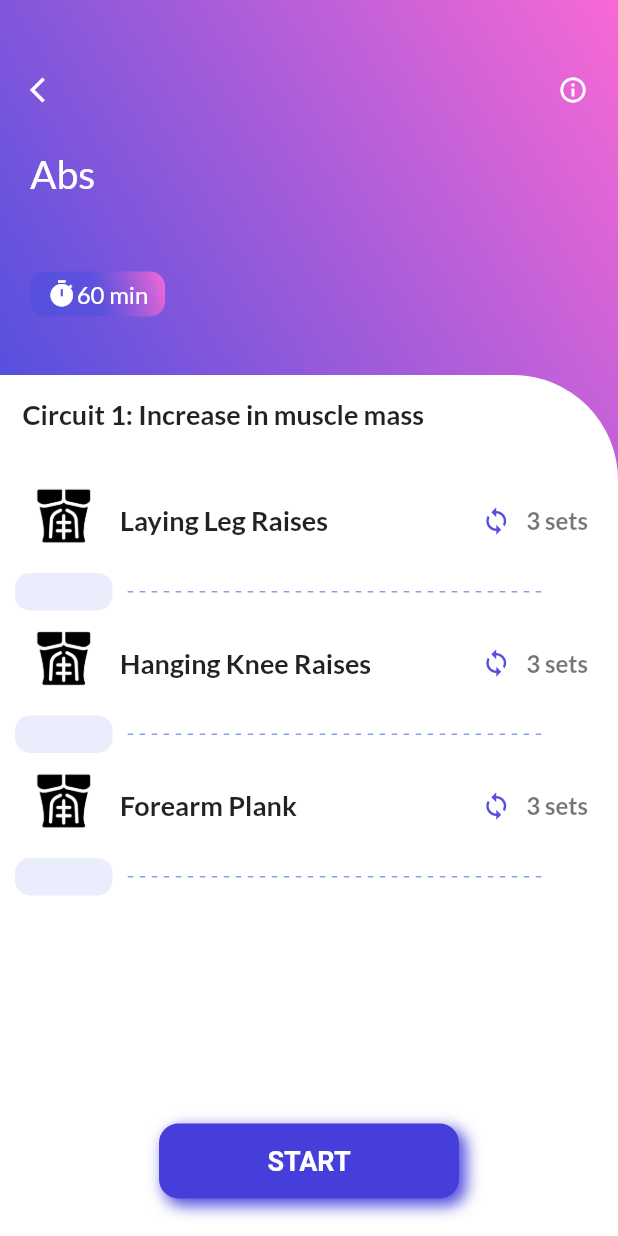
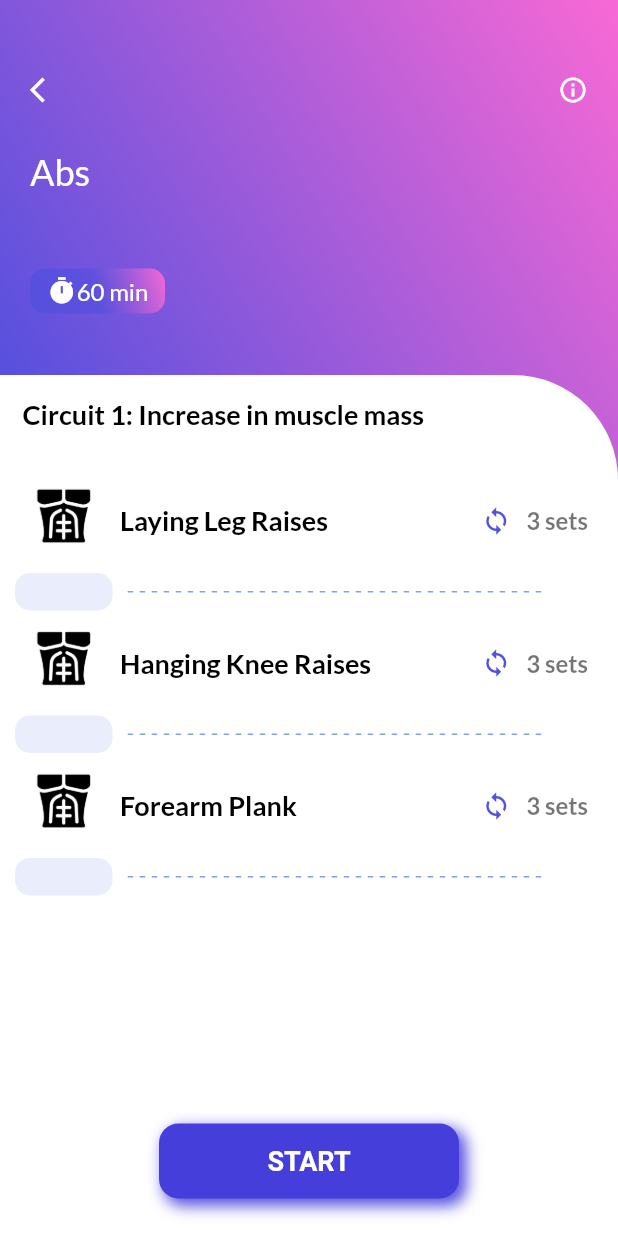
Before and after one commit to dolienn/body_optimizer, a Flutter app: the WorkoutScreen screen opened directly with empty values, on a phone screen of 412 x 824 dp. Run offline on Flutter 3.47's test engine with Material 2 defaults, Android fonts, the phone set to English and light mode, and no system bars; our stand-ins replace animated_splash_screen, dropdown_button2, elegant_notification, flutter_time_picker_spinner, getwidget, google_fonts and 3 more.

Commit message:
fixes with files

```diff
--- a/lib/constants.dart
+++ b/lib/constants.dart
@@ -17,19 +17,20 @@ class PublicVariables {
       GoogleFonts.lato(color: const Color(0xFF5650DE), fontSize: 18);
   var normalMainColorTextSmall =
       GoogleFonts.lato(color: const Color(0xFF5650DE), fontSize: 16);
-  var boldText = GoogleFonts.lato(fontSize: 18, fontWeight: FontWeight.w700);
+  var boldText = GoogleFonts.lato(
+      fontSize: 18, color: Colors.black, fontWeight: FontWeight.w700);
   var dropdownText = GoogleFonts.lato(
-      fontSize: 14, fontWeight: FontWeight.bold, color: Colors.black);
+      fontSize: 16, fontWeight: FontWeight.w700, color: Colors.black);
   var setsText = GoogleFonts.lato(
       fontSize: 16, fontWeight: FontWeight.bold, color: Colors.black54);
   var subheaderText = GoogleFonts.lato(color: Colors.black, fontSize: 20);
-  var headerText = GoogleFonts.lato(color: Colors.black, fontSize: 26);
-  var headerWhiteText = GoogleFonts.lato(color: Colors.white, fontSize: 26);
+  var headerText = GoogleFonts.lato(color: Colors.black, fontSize: 24);
+  var headerWhiteText = GoogleFonts.lato(color: Colors.white, fontSize: 24);
   var bannerText = GoogleFonts.lato(
       color: const Color(0xFF5650DE),
-      fontSize: 34,
+      fontSize: 32,
       fontWeight: FontWeight.w900);
-  var titleText = GoogleFonts.lato(color: Colors.black, fontSize: 42);
+  var titleText = GoogleFonts.lato(color: Colors.black, fontSize: 38);
   var borderCircular20 = BorderRadius.circular(20);
   var borderCircular10 = BorderRadius.circular(10);
   var shadow = const BoxShadow(
```
Also changed, not shown: lib/screens/home_page.dart (+13 -16 lines), lib/screens/settings.dart (+8 -17 lines), assets/files/private_info.txt (renamed from textFiles/data.txt).
